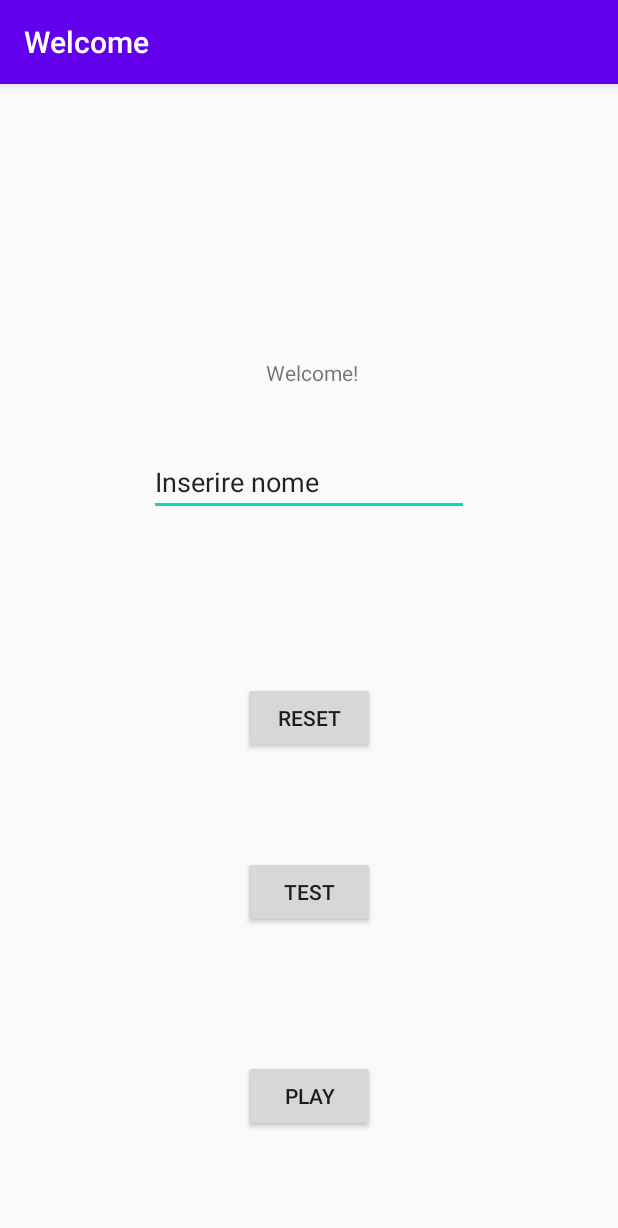
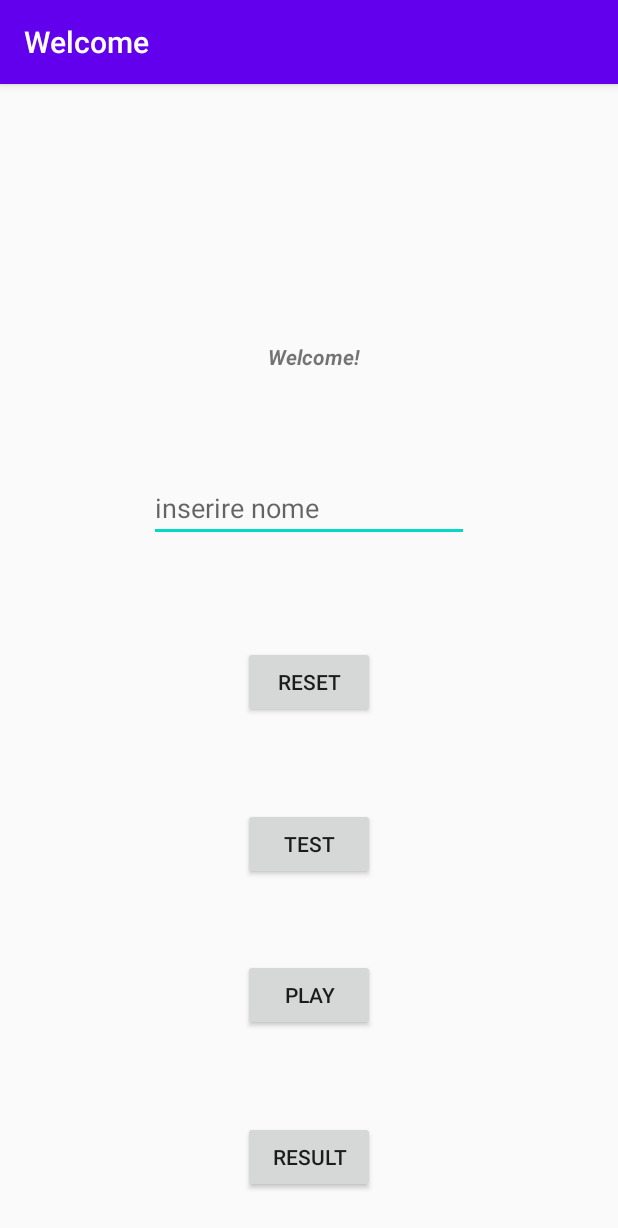
Before and after one commit to ChiaraZugarini/Welcome, an Android app: the screen it shows after launch (MainActivity), on a phone screen of 412 x 824 dp. Shown: the top 1228 px of the screen. Run offline under Robolectric (Android 15) with nearby library versions, the phone set to English and light mode, and no system bars.

```diff
--- a/app/src/main/res/layout/activity_main.xml
+++ b/app/src/main/res/layout/activity_main.xml
@@ -10,76 +10,73 @@
         android:id="@+id/text"
         android:layout_width="wrap_content"
         android:layout_height="wrap_content"
-        android:layout_marginStart="176dp"
-        android:layout_marginTop="164dp"
-        android:layout_marginEnd="172dp"
-        android:layout_marginBottom="548dp"
         android:text="Welcome!"
+        android:textStyle="bold|italic"
         app:layout_constraintBottom_toBottomOf="parent"
         app:layout_constraintEnd_toEndOf="parent"
+        app:layout_constraintHorizontal_bias="0.51"
         app:layout_constraintStart_toStartOf="parent"
-        app:layout_constraintTop_toTopOf="parent" />
+        app:layout_constraintTop_toTopOf="parent"
+        app:layout_constraintVertical_bias="0.23000002" />
 
     <Button
         android:id="@+id/reset"
         android:layout_width="wrap_content"
         android:layout_height="wrap_content"
-        android:layout_marginStart="161dp"
-        android:layout_marginTop="55dp"
-        android:layout_marginEnd="162dp"
-        android:layout_marginBottom="60dp"
         android:onClick="Reset"
         android:text="Reset"
-        app:layout_constraintBottom_toTopOf="@+id/test"
+        app:layout_constraintBottom_toBottomOf="parent"
         app:layout_constraintEnd_toEndOf="parent"
-        app:layout_constraintHorizontal_bias="1.0"
         app:layout_constraintStart_toStartOf="parent"
-        app:layout_constraintTop_toBottomOf="@+id/messaggio" />
+        app:layout_constraintTop_toTopOf="parent"
+        app:layout_constraintVertical_bias="0.52" />
 
     <Button
         android:id="@+id/test"
         android:layout_width="wrap_content"
         android:layout_height="wrap_content"
-        android:layout_marginStart="161dp"
-        android:layout_marginTop="8dp"
-        android:layout_marginEnd="162dp"
-        android:layout_marginBottom="52dp"
         android:text="Test"
-        app:layout_constraintBottom_toTopOf="@+id/play"
+        app:layout_constraintBottom_toBottomOf="parent"
         app:layout_constraintEnd_toEndOf="parent"
-        app:layout_constraintHorizontal_bias="1.0"
+        app:layout_constraintHorizontal_bias="0.501"
         app:layout_constraintStart_toStartOf="parent"
-        app:layout_constraintTop_toBottomOf="@+id/reset" />
+        app:layout_constraintTop_toTopOf="parent"
+        app:layout_constraintVertical_bias="0.66999996" />
 
     <Button
         android:id="@+id/play"
         android:layout_width="wrap_content"
         android:layout_height="wrap_content"
-        android:layout_marginStart="162dp"
-        android:layout_marginTop="36dp"
-        android:layout_marginEnd="161dp"
-        android:layout_marginBottom="87dp"
         android:onClick="SendMessage"
         android:text="Play"
         app:layout_constraintBottom_toBottomOf="parent"
         app:layout_constraintEnd_toEndOf="parent"
-        app:layout_constraintHorizontal_bias="0.0"
         app:layout_constraintStart_toStartOf="parent"
-        app:layout_constraintTop_toBottomOf="@+id/test" />
+        app:layout_constraintTop_toTopOf="parent"
+        app:layout_constraintVertical_bias="0.81" />
 
     <EditText
         android:id="@+id/messaggio"
         android:layout_width="wrap_content"
         android:layout_height="wrap_content"
-        android:layout_marginStart="99dp"
-        android:layout_marginTop="58dp"
-        android:layout_marginEnd="99dp"
-        android:layout_marginBottom="55dp"
         android:ems="10"
+        android:hint="inserire nome"
         android:inputType="textPersonName"
-        android:text="Inserire nome"
-        app:layout_constraintBottom_toTopOf="@+id/reset"
+        app:layout_constraintBottom_toBottomOf="parent"
         app:layout_constraintEnd_toEndOf="parent"
         app:layout_constraintStart_toStartOf="parent"
-        app:layout_constraintTop_toBottomOf="@+id/text" />
+        app:layout_constraintTop_toTopOf="parent"
+        app:layout_constraintVertical_bias="0.36" />
+
+    <Button
+        android:id="@+id/result"
+        android:layout_width="wrap_content"
+        android:layout_height="wrap_content"
+        android:onClick="openResultActivity"
+        android:text="result"
+        app:layout_constraintBottom_toBottomOf="parent"
+        app:layout_constraintEnd_toEndOf="parent"
+        app:layout_constraintStart_toStartOf="parent"
+        app:layout_constraintTop_toTopOf="parent"
+        app:layout_constraintVertical_bias="0.96" />
 </androidx.constraintlayout.widget.ConstraintLayout>
--- a/app/src/main/res/layout/activity_message.xml
+++ b/app/src/main/res/layout/activity_message.xml
@@ -10,10 +10,6 @@
         android:id="@+id/messaggio"
         android:layout_width="wrap_content"
         android:layout_height="wrap_content"
-        android:layout_marginStart="174dp"
-        android:layout_marginTop="360dp"
-        android:layout_marginEnd="178dp"
-        android:layout_marginBottom="352dp"
         android:text="TextView"
         app:layout_constraintBottom_toBottomOf="parent"
         app:layout_constraintEnd_toEndOf="parent"
```
Also changed, not shown: app/src/main/AndroidManifest.xml (+8 -7 lines), app/src/main/java/com/example/welcome/MainActivity.java (+19 -0 lines), app/src/main/java/com/example/welcome/ResultActivity.java (added, +21 -0 lines), app/src/main/res/layout/activity_result.xml (added, +7 -0 lines).
